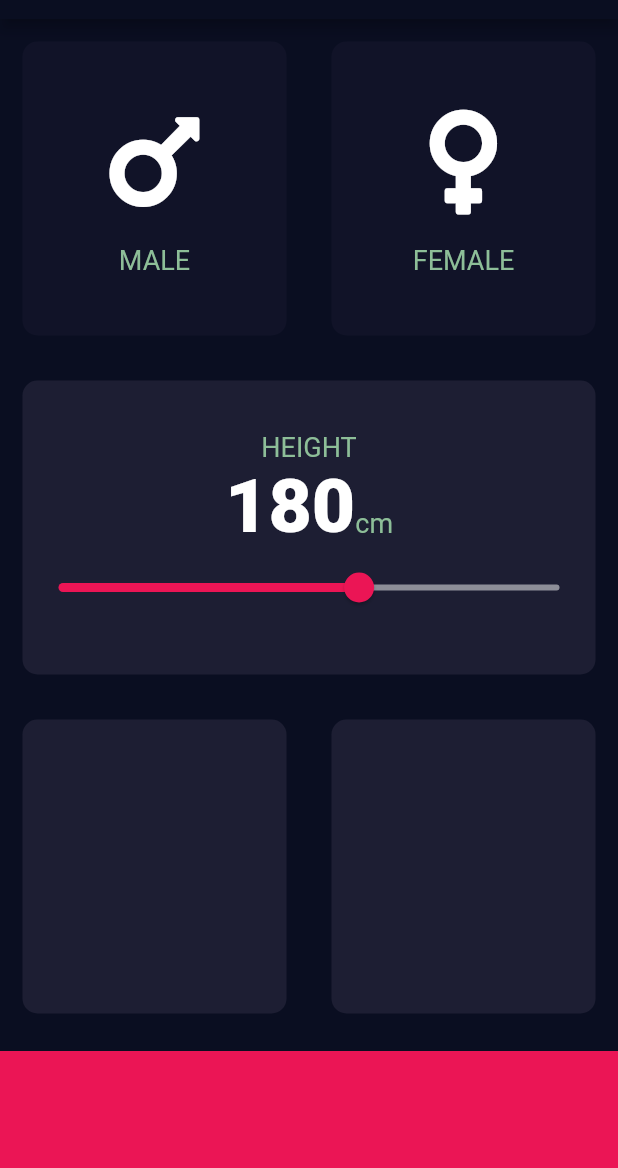
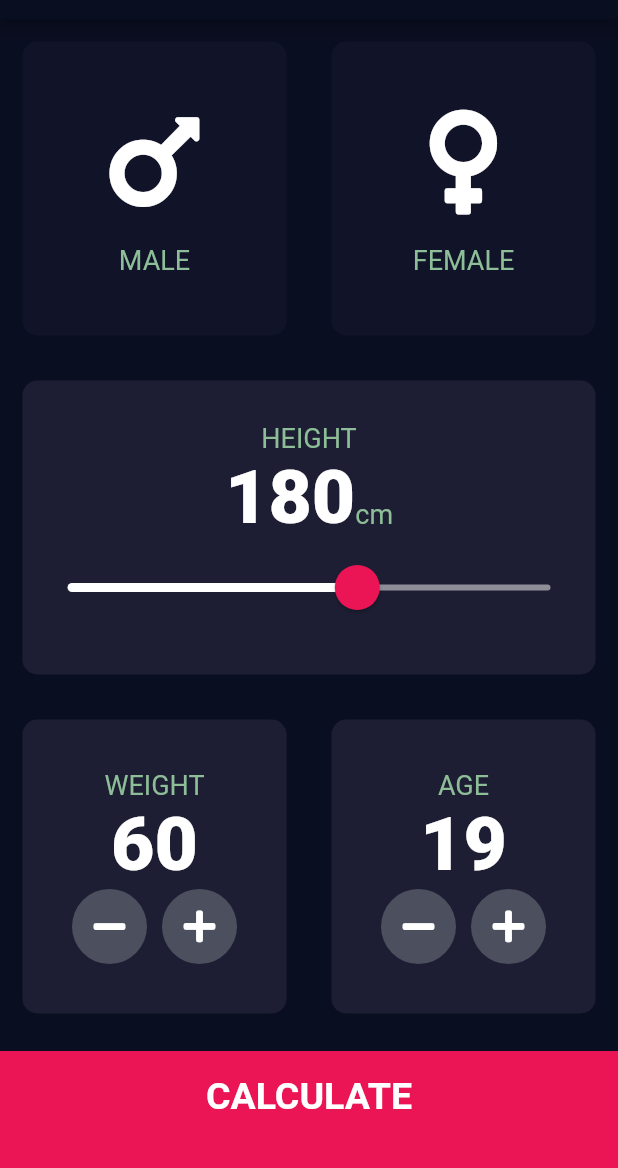
Before and after one commit to LazyboyEmpires/flutter_practice, a Flutter app: the screen it shows after launch, on a phone screen of 412 x 824 dp, the part 65-1233 px from its top. Run offline on Flutter 3.47's test engine with Material 2 defaults, Android fonts, the phone set to English and light mode, and no system bars; our stand-ins replace audioplayers, flutter_svg, font_awesome_flutter.

Commit message:
init commit

```diff
--- /dev/null
+++ b/flutter_test/bmi_calculator/lib/bottom_button.dart
@@ -0,0 +1,27 @@
+import 'package:flutter/material.dart';
+
+import 'constant.dart';
+
+class BottomButton extends StatelessWidget {
+  final Function onTap;
+  final String buttonTitle;
+  BottomButton({@required this.onTap, @required this.buttonTitle});
+  @override
+  Widget build(BuildContext context) {
+    return GestureDetector(
+      onTap: onTap,
+      child: Container(
+        child: Center(
+            child: Text(
+          buttonTitle,
+          style: kLargeButtonTextStyle,
+        )),
+        color: kBottomContainer,
+        margin: EdgeInsets.only(top: 10.0),
+        padding: EdgeInsets.only(bottom: 20.0),
+        width: double.infinity,
+        height: KBottomContainerHeight,
+      ),
+    );
+  }
+}
--- /dev/null
+++ b/flutter_test/bmi_calculator/lib/calculator_brain.dart
@@ -0,0 +1,32 @@
+import 'dart:math';
+
+class CalculatorBrain {
+  final int height;
+  final int weight;
+  CalculatorBrain({this.height, this.weight});
+  double _bmi;
+
+  String calculateBMI() {
+    _bmi = weight / pow(height / 100, 2);
+    return _bmi.toStringAsFixed(1);
+  }
+
+  String getResult() {
+    if (_bmi >= 25) {
+      return 'Overweight';
+    } else if (_bmi >= 18.5) {
+      return 'Normal';
+    } else {
+      return 'Underweight';
+    }
+  }
+  String getInterpretation() {
+    if (_bmi >= 25) {
+      return 'You have a higher than normal body weight. Try to exercise more.';
+    } else if (_bmi >= 18.5) {
+      return 'You have a normal body weight. Good job!';
+    } else {
+      return 'You have a lower than normal body weight. You can eat a bit more.';
+    }
+  }
+}
--- a/flutter_test/bmi_calculator/lib/input_page.dart
+++ b/flutter_test/bmi_calculator/lib/input_page.dart
@@ -1,8 +1,13 @@
+import 'package:bmi_calculator/result_page.dart';
 import 'package:flutter/material.dart';
 import 'package:font_awesome_flutter/font_awesome_flutter.dart';
 import 'init_child.dart';
 import 'reusable_card.dart';
 import 'constant.dart';
+import 'result_page.dart';
+import 'bottom_button.dart';
+import 'round_icon_button.dart';
+import 'calculator_brain.dart';
 
 enum Gender { male, female }
 
@@ -14,7 +19,8 @@ class InputPage extends StatefulWidget {
 class _InputPageState extends State<InputPage> {
   Gender selectedGender;
   int height = 180;
-
+  int weight = 60;
+  int age = 19;
   @override
   Widget build(BuildContext context) {
     return Scaffold(
@@ -85,17 +91,27 @@ class _InputPageState extends State<InputPage> {
                       )
                     ],
                   ),
-                  Slider(
+                  SliderTheme(
+                    data: SliderTheme.of(context).copyWith(
+                      activeTrackColor: Colors.white,
+                      inactiveTrackColor: Color(0xFF8D8E98),
+                      thumbColor: Color(0xFFEB1555),
+                      overlayColor: Color(0x29EB11555),
+                      thumbShape:
+                          RoundSliderThumbShape(enabledThumbRadius: 15.0),
+                      overlayShape:
+                          RoundSliderOverlayShape(overlayRadius: 30.0),
+                    ),
+                    child: Slider(
                       value: height.toDouble(),
                       min: 120.0,
                       max: 220.0,
-                    activeColor: Color(0xFFEB1555),
-                    inactiveColor: Color(0xFF8D8E98),
                       onChanged: (double newValue) {
                         setState(() {
                           height = newValue.round();
                         });
                       },
+                    ),
                   ),
                 ],
               ),
@@ -106,22 +122,107 @@ class _InputPageState extends State<InputPage> {
               children: [
                 Expanded(
                   child: ReusableCard(
+                    cardChild: Column(
+                      mainAxisAlignment: MainAxisAlignment.center,
+                      children: [
+                        Text(
+                          'WEIGHT',
+                          style: lableTextStyle,
+                        ),
+                        Text(
+                          weight.toString(),
+                          style: kNumberTextStyle,
+                        ),
+                        Row(
+                          mainAxisAlignment: MainAxisAlignment.center,
+                          children: [
+                            RoundIconButton(
+                              icon: FontAwesomeIcons.minus,
+                              onPressed: () {
+                                setState(() {
+                                  weight--;
+                                });
+                              },
+                            ),
+                            SizedBox(
+                              width: 10.0,
+                            ),
+                            RoundIconButton(
+                              icon: FontAwesomeIcons.plus,
+                              onPressed: () {
+                                setState(() {
+                                  weight++;
+                                });
+                              },
+                            ),
+                          ],
+                        )
+                      ],
+                    ),
                     colour: kColorOfBlock,
                   ),
                 ),
                 Expanded(
                   child: ReusableCard(
                     colour: kColorOfBlock,
+                    cardChild: Column(
+                      mainAxisAlignment: MainAxisAlignment.center,
+                      children: [
+                        Text(
+                          'AGE',
+                          style: lableTextStyle,
+                        ),
+                        Text(
+                          age.toString(),
+                          style: kNumberTextStyle,
+                        ),
+                        Row(
+                          mainAxisAlignment: MainAxisAlignment.center,
+                          children: [
+                            RoundIconButton(
+                              icon: FontAwesomeIcons.minus,
+                              onPressed: () {
+                                setState(() {
+                                  age--;
+                                });
+                              },
+                            ),
+                            SizedBox(
+                              width: 10.0,
+                            ),
+                            RoundIconButton(
+                              icon: FontAwesomeIcons.plus,
+                              onPressed: () {
+                                setState(() {
+                                  age++;
+                                });
+                              },
+                            )
+                          ],
+                        )
+                      ],
+                    ),
                   ),
                 )
               ],
             ),
           ),
-          Container(
-            color: kBottomContainer,
-            margin: EdgeInsets.only(top: 10.0),
-            width: double.infinity,
-            height: KBottomContainerHeight,
+          BottomButton(
+            buttonTitle: 'CALCULATE',
+            onTap: () {
+              CalculatorBrain calc =
+                  CalculatorBrain(height: height, weight: weight);
+              Navigator.push(
+                context,
+                MaterialPageRoute(
+                  builder: (context) => ResultsPage(
+                    bmiResult: calc.calculateBMI(),
+                    resultText: calc.getResult(),
+                    interpretation: calc.getInterpretation(),
+                  ),
+                ),
+              );
+            },
           )
         ],
       ),
--- /dev/null
+++ b/flutter_test/bmi_calculator/lib/round_icon_button.dart
@@ -0,0 +1,22 @@
+import 'package:flutter/material.dart';
+
+class RoundIconButton extends StatelessWidget {
+  final IconData icon;
+  final Function onPressed;
+  RoundIconButton({@required this.icon, @required this.onPressed});
+  @override
+  Widget build(BuildContext context) {
+    return RawMaterialButton(
+      child: Icon(icon),
+      onPressed: onPressed,
+      elevation: 0.0,
+      constraints: BoxConstraints.tightFor(
+        width: 50.0,
+        height: 50.0,
+      ),
+      shape:
+          CircleBorder(), //roundedRectangleBorder(borderRadius: BorderRadius.circular(10.0)),
+      fillColor: Color(0xFF4C4F5E),
+    );
+  }
+}
```
Also changed, not shown: flutter_test/bmi_calculator/lib/constant.dart (+16 -0 lines), flutter_test/bmi_calculator/lib/result_page.dart (added, +67 -0 lines). Lines whose indentation alone changed are shown as unchanged.
